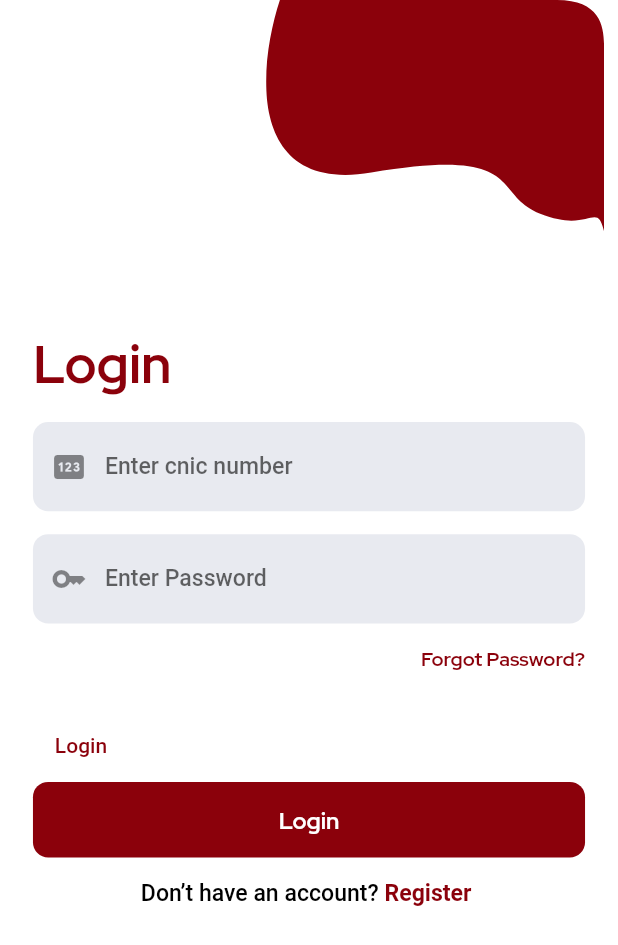
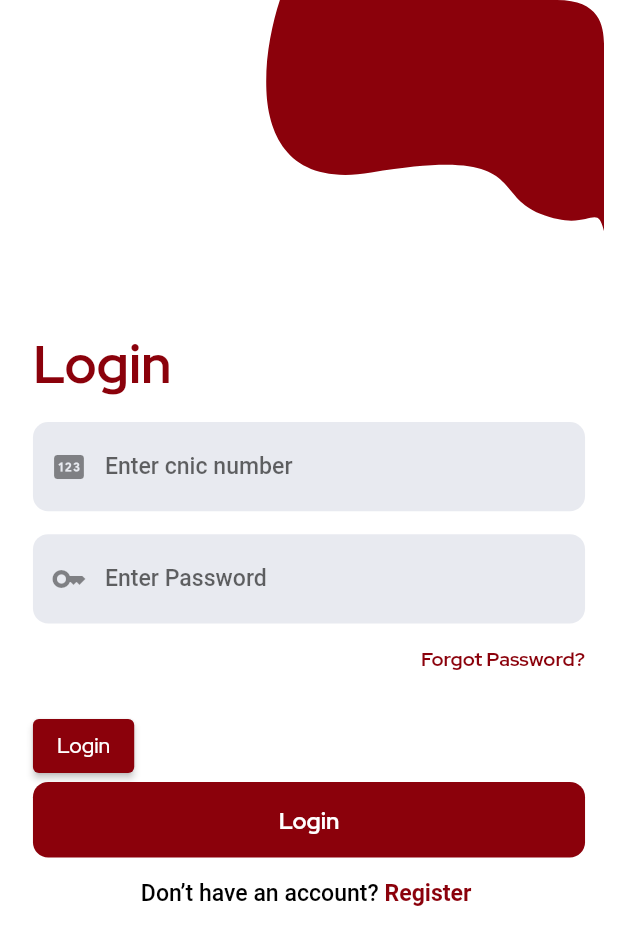
Before and after one commit to cwfaizan/nsdd, a Flutter app: the screen it shows after launch, on a phone screen of 412 x 824 dp. Shown: the top 945 px of the screen. Run offline on Flutter 3.47's test engine with Material 2 defaults, Android fonts, the phone set to English and light mode, and no system bars; our stand-ins replace connectivity, dio, flutter_screenutil, flutter_svg, google_fonts, logger and 1 more.

Commit message:
theme fixed

```diff
--- a/lib/main.dart
+++ b/lib/main.dart
@@ -1,7 +1,8 @@
 import 'package:flutter/material.dart';
 import 'package:flutter_screenutil/flutter_screenutil.dart';
+import 'package:nsdd/utils/theme_dark.dart';
+import 'package:nsdd/utils/theme_light.dart';
 import 'utils/routes.dart';
-import 'utils/theme.dart';
 
 void main() {
   WidgetsFlutterBinding.ensureInitialized();
@@ -19,8 +20,8 @@ class MyApp extends StatelessWidget {
         title: 'Flutter Demo',
         // Theme config
         themeMode: ThemeMode.system,
-        theme: appThemeData[AppTheme.Light],
-        darkTheme: appThemeData[AppTheme.Dark],
+        theme: themeDataLight,
+        darkTheme: themeDataDark,
         // Routes config
         initialRoute: RouteGenerator.login,
         onGenerateRoute: RouteGenerator.generateRoute,
--- a/lib/pages/login_page.dart
+++ b/lib/pages/login_page.dart
@@ -38,7 +38,7 @@ class _LoginPageState extends State<LoginPage> {
                   children: [
                     Text(
                       'Login',
-                      style: Theme.of(context).textTheme.headline1,
+                      style: Theme.of(context).textTheme.headline2,
                     ),
                     SizedBox(height: 15.h),
                     TextFormField(
@@ -76,10 +76,13 @@ class _LoginPageState extends State<LoginPage> {
                     SizedBox(
                       height: 25.h,
                     ),
-                    TextButton(
+                    ElevatedButton(
                       onPressed: () {},
-                      child: Text('Login'),
+                      child: const Text(
+                        'Login',
+                      ),
                     ),
+
                     Container(
                       width: double.infinity,
                       padding: EdgeInsets.symmetric(vertical: 15.h),
--- a/lib/utils/constants.dart
+++ b/lib/utils/constants.dart
@@ -1,21 +1,21 @@
 import 'package:flutter/material.dart';
 import 'package:flutter_screenutil/flutter_screenutil.dart';
 
-const Color kLightPrimary = Color(0xFF8B010B);
-const Color kLightAccent = Color(0xFFc50110);
+const Color kLightPrimaryColor = Color(0xFF8B010B);
+const Color kLightAccentColor = Color(0xFFc50110);
 const Color kLightTextColor = Colors.black;
-const Color kLightPlaceholder = Color(0xFFE8EAF0);
-const Color kLightPlaceholderText = Color(0xFFC6CAD3);
-const Color kLightBackground = Color(0xFFFFFFFF);
-const Color kLightError = Color(0xFFFF7971);
+const Color kLightPlaceholderColor = Color(0xFFE8EAF0);
+const Color kLightPlaceholderTextColor = Color(0xFFC6CAD3);
+const Color kLightBackgroundColor = Color(0xFFFFFFFF);
+const Color kLightErrorColor = Color(0xFFFF7971);
 
-const Color kDarkPrimary = Color(0xFF8B010B);
-const Color kDarkAccent = Color(0xFFc50110);
+const Color kDarkPrimaryColor = Color(0xFF8B010B);
+const Color kDarkAccentColor = Color(0xFFc50110);
 const Color kDarkTextColor = Colors.white;
-const Color kDarkPlaceholder = Color(0xFF2D3655);
-const Color kDarkPlaceholderText = Color(0xFF525C7C);
-const Color kDarkBackground = Color(0xFF2D3251);
-const Color kDarkError = Color(0xFFD0524A);
+const Color kDarkPlaceholderColor = Color(0xFF2D3655);
+const Color kDarkPlaceholderTextColor = Color(0xFF525C7C);
+const Color kDarkBackgroundColor = Color(0xFF2D3251);
+const Color kDarkErrorColor = Color(0xFFD0524A);
 
 const Duration kAnimationDuration = Duration(milliseconds: 300);
 const Curve kAnimationCurve = Curves.easeInOut;
--- a/lib/utils/theme.dart
+++ /dev/null
@@ -1,191 +0,0 @@
-// ignore_for_file: constant_identifier_names
-
-import 'package:flutter/material.dart';
-import 'package:flutter/services.dart';
-import 'package:flutter_screenutil/flutter_screenutil.dart';
-
-import 'package:google_fonts/google_fonts.dart';
-
-import 'constants.dart';
-
-enum AppTheme { Dark, Light }
-
-final Map<AppTheme, ThemeData> appThemeData = {
-  AppTheme.Dark: ThemeData.dark().copyWith(
-    primaryColor: kDarkPrimary,
-    scaffoldBackgroundColor: kDarkBackground,
-    backgroundColor: kDarkPlaceholder,
-    errorColor: kDarkError,
-    textTheme: GoogleFonts.redHatDisplayTextTheme(
-      const TextTheme().copyWith(
-        headline1: TextStyle(
-          fontSize: 48.sp,
-          color: kDarkTextColor,
-        ),
-        headline2: TextStyle(
-          fontSize: 32.sp,
-          color: kDarkTextColor,
-        ),
-        headline3: TextStyle(
-          fontSize: 24.sp,
-          color: kDarkTextColor,
-          fontWeight: FontWeight.bold,
-        ),
-        headline4: TextStyle(
-          fontSize: 24.sp,
-          color: kDarkTextColor,
-        ),
-        headline5: TextStyle(
-          fontSize: 20.sp,
-          color: kDarkTextColor,
-        ),
-        headline6: TextStyle(
-          fontSize: 16.sp,
-          color: kDarkTextColor,
-        ),
-        bodyText1: TextStyle(
-          fontSize: 12.sp,
-          color: kDarkTextColor,
-        ),
-        bodyText2: TextStyle(
-          fontSize: 14.sp,
-          color: kDarkTextColor,
-        ),
-      ),
-    ),
-    inputDecorationTheme: InputDecorationTheme(
-      border: kOutlineInputBorder,
-      enabledBorder: kOutlineInputBorder,
-      focusedBorder: kOutlineInputBorder,
-      filled: true,
-      fillColor: kLightPlaceholder,
-      contentPadding: kContentPadding,
-      hintStyle: TextStyle(
-        fontSize: 14.sp,
-        fontWeight: FontWeight.w500,
-      ),
-    ),
-    bottomNavigationBarTheme: BottomNavigationBarThemeData(
-      backgroundColor: kDarkBackground,
-      selectedItemColor: kDarkPrimary,
-      selectedIconTheme: IconThemeData(
-        color: kDarkPrimary,
-        size: 24.sp,
-      ),
-      unselectedItemColor: kDarkPlaceholderText,
-      unselectedIconTheme: IconThemeData(
-        color: kDarkPlaceholderText,
-        size: 24.sp,
-      ),
-    ),
-    appBarTheme: AppBarTheme(
-      backgroundColor: kDarkBackground,
-      elevation: 0,
-      systemOverlayStyle: SystemUiOverlayStyle.light,
-      iconTheme: const IconThemeData(
-        color: kDarkTextColor,
-      ),
-      titleTextStyle: TextStyle(
-        fontSize: 16.sp,
-        fontWeight: FontWeight.bold,
-        color: kDarkTextColor,
-      ),
-    ),
-    progressIndicatorTheme: const ProgressIndicatorThemeData(
-      refreshBackgroundColor: kDarkPlaceholder,
-    ),
-    colorScheme: const ColorScheme.dark().copyWith(
-      background: kDarkPlaceholder,
-      surface: kDarkPlaceholderText,
-      primary: kDarkPrimary,
-      secondary: kDarkAccent,
-    ),
-  ),
-  AppTheme.Light: ThemeData.light().copyWith(
-    primaryColor: kLightPrimary,
-    scaffoldBackgroundColor: kLightBackground,
-    backgroundColor: kLightPlaceholder,
-    errorColor: kLightError,
-    textTheme: GoogleFonts.redHatDisplayTextTheme(
-      const TextTheme().copyWith(
-        headline1: TextStyle(
-          fontSize: 32.sp,
-          fontWeight: FontWeight.bold,
-          color: kLightPrimary,
-        ),
-        headline2: TextStyle(
-          fontSize: 32.sp,
-          color: kLightTextColor,
-        ),
-        headline3: TextStyle(
-          fontSize: 24.sp,
-          color: kLightTextColor,
-          fontWeight: FontWeight.bold,
-        ),
-        headline4: TextStyle(
-          fontSize: 24.sp,
-          color: kLightTextColor,
-        ),
-        headline5: TextStyle(
-          fontSize: 20.sp,
-          color: kLightTextColor,
-        ),
-        headline6: TextStyle(
-          fontSize: 16.sp,
-          color: kLightTextColor,
-        ),
-        bodyText1: TextStyle(
-          fontSize: 12.sp,
-          color: kLightTextColor,
-        ),
-        bodyText2: TextStyle(
-          fontSize: 14.sp,
-          color: kLightTextColor,
-        ),
-      ),
-    ),
-    inputDecorationTheme: InputDecorationTheme(
-      border: kOutlineInputBorder,
-      enabledBorder: kOutlineInputBorder,
-      focusedBorder: kOutlineInputBorder,
-      filled: true,
-      fillColor: kLightPlaceholder,
-      contentPadding: kContentPadding,
-      hintStyle: TextStyle(
-        fontSize: 14.sp,
-        fontWeight: FontWeight.w500,
-      ),
-    ),
-    appBarTheme: AppBarTheme(
-      systemOverlayStyle: SystemUiOverlayStyle.dark,
-      backgroundColor: kLightPrimary,
-      titleTextStyle: TextStyle(
-        fontSize: 16.sp,
-        fontWeight: FontWeight.bold,
-        color: kDarkTextColor,
-      ),
-    ),
-    bottomNavigationBarTheme: BottomNavigationBarThemeData(
-      backgroundColor: kLightBackground,
-      selectedItemColor: kLightPrimary,
-      selectedIconTheme: IconThemeData(
-        color: kLightPrimary,
-        size: 24.sp,
-      ),
-      unselectedItemColor: kLightPlaceholderText,
-      unselectedIconTheme: IconThemeData(
-        color: kLightPlaceholderText,
-        size: 24.sp,
-      ),
-    ),
-    progressIndicatorTheme: const ProgressIndicatorThemeData(
-      refreshBackgroundColor: kLightPlaceholder,
-    ),
-    colorScheme: const ColorScheme.light().copyWith(
-      background: kLightPlaceholder,
-      surface: kLightPlaceholderText,
-      primary: kLightPrimary,
-      secondary: kLightAccent,
-    ),
-  )
-};
--- /dev/null
+++ b/lib/utils/theme_dark.dart
@@ -0,0 +1,107 @@
+import 'package:flutter/material.dart';
+import 'package:flutter_screenutil/flutter_screenutil.dart';
+import 'package:google_fonts/google_fonts.dart';
+import 'constants.dart';
+
+final themeDataDark = ThemeData.dark().copyWith(
+  primaryColor: kDarkPrimaryColor,
+  scaffoldBackgroundColor: kDarkBackgroundColor,
+  backgroundColor: kDarkPlaceholderColor,
+  errorColor: kDarkErrorColor,
+  textTheme: GoogleFonts.redHatDisplayTextTheme(
+    const TextTheme().copyWith(
+      headline1: TextStyle(
+        fontSize: 48.sp,
+        color: kDarkTextColor,
+      ),
+      headline2: TextStyle(
+        fontSize: 32.sp,
+        fontWeight: FontWeight.bold,
+        color: kLightPrimaryColor,
+      ),
+      headline3: TextStyle(
+        fontSize: 24.sp,
+        color: kDarkTextColor,
+        fontWeight: FontWeight.bold,
+      ),
+      headline4: TextStyle(
+        fontSize: 24.sp,
+        color: kDarkTextColor,
+      ),
+      headline5: TextStyle(
+        fontSize: 20.sp,
+        color: kDarkTextColor,
+      ),
+      headline6: TextStyle(
+        fontSize: 16.sp,
+        color: kDarkTextColor,
+      ),
+      bodyText1: TextStyle(
+        fontSize: 12.sp,
+        color: kDarkTextColor,
+      ),
+      bodyText2: TextStyle(
+        fontSize: 14.sp,
+        color: kDarkTextColor,
+      ),
+    ),
+  ),
+  inputDecorationTheme: InputDecorationTheme(
+    border: kOutlineInputBorder,
+    enabledBorder: kOutlineInputBorder,
+    focusedBorder: kOutlineInputBorder,
+    filled: true,
+    fillColor: kLightPlaceholderColor,
+    contentPadding: kContentPadding,
+    hintStyle: TextStyle(
+      fontSize: 14.sp,
+      fontWeight: FontWeight.w500,
+    ),
+  ),
+  elevatedButtonTheme: ElevatedButtonThemeData(
+    style: ElevatedButton.styleFrom(
+      // side: BorderSide(color: borderColor),
+      // backgroundColor: orangeColor,
+      padding: EdgeInsets.symmetric(vertical: 17.h),
+      textStyle: TextStyle(
+        fontSize: 16.sp,
+        fontWeight: FontWeight.w600,
+      ),
+    ),
+  ),
+  // bottomNavigationBarTheme: BottomNavigationBarThemeData(
+  //   backgroundColor: kDarkBackgroundColor,
+  //   selectedItemColor: kDarkPrimaryColor,
+  //   selectedIconTheme: IconThemeData(
+  //     color: kDarkPrimaryColor,
+  //     size: 24.sp,
+  //   ),
+  //   unselectedItemColor: kDarkPlaceholderTextColor,
+  //   unselectedIconTheme: IconThemeData(
+  //     color: kDarkPlaceholderTextColor,
+  //     size: 24.sp,
+  //   ),
+  // ),
+  // appBarTheme: AppBarTheme(
+  //   backgroundColor: kDarkBackgroundColor,
+  //   elevation: 0,
+  //   systemOverlayStyle: SystemUiOverlayStyle.light,
+  //   iconTheme: const IconThemeData(
+  //     color: kDarkTextColor,
+  //   ),
+  //   titleTextStyle: TextStyle(
+  //     fontSize: 16.sp,
+  //     fontWeight: FontWeight.bold,
+  //     color: kDarkTextColor,
+  //   ),
+  // ),
+  progressIndicatorTheme: const ProgressIndicatorThemeData(
+    refreshBackgroundColor: kDarkPlaceholderColor,
+  ),
+  colorScheme: const ColorScheme.dark().copyWith(
+    background: kDarkPlaceholderColor,
+    surface: kDarkPlaceholderTextColor,
+    primary: kDarkPrimaryColor,
+    secondary: kDarkAccentColor,
+  ),
+);
--- /dev/null
+++ b/lib/utils/theme_light.dart
@@ -0,0 +1,94 @@
+import 'package:flutter/material.dart';
+import 'package:flutter_screenutil/flutter_screenutil.dart';
+import 'package:google_fonts/google_fonts.dart';
+import 'constants.dart';
+
+final themeDataLight = ThemeData.light().copyWith(
+  primaryColor: kLightPrimaryColor,
+  scaffoldBackgroundColor: kLightBackgroundColor,
+  backgroundColor: kLightPlaceholderColor,
+  errorColor: kLightErrorColor,
+  textTheme: GoogleFonts.redHatDisplayTextTheme(
+    const TextTheme().copyWith(
+      headline1: TextStyle(
+        fontSize: 48.sp,
+        fontWeight: FontWeight.bold,
+        color: kLightPrimaryColor,
+      ),
+      headline2: TextStyle(
+        fontSize: 32.sp,
+        fontWeight: FontWeight.bold,
+        color: kLightPrimaryColor,
+      ),
+      headline3: TextStyle(
+        fontSize: 24.sp,
+        color: kLightTextColor,
+        fontWeight: FontWeight.bold,
+      ),
+      headline4: TextStyle(
+        fontSize: 24.sp,
+        color: kLightTextColor,
+      ),
+      headline5: TextStyle(
+        fontSize: 20.sp,
+        color: kLightTextColor,
+      ),
+      headline6: TextStyle(
+        fontSize: 16.sp,
+        color: kLightTextColor,
+      ),
+      bodyText1: TextStyle(
+        fontSize: 12.sp,
+        color: kLightTextColor,
+      ),
+      bodyText2: TextStyle(
+        fontSize: 14.sp,
+        color: kLightTextColor,
+      ),
+      button: TextStyle(),
+    ),
+  ),
+  inputDecorationTheme: InputDecorationTheme(
+    border: kOutlineInputBorder,
+    enabledBorder: kOutlineInputBorder,
+    focusedBorder: kOutlineInputBorder,
+    filled: true,
+    fillColor: kLightPlaceholderColor,
+    contentPadding: kContentPadding,
+    hintStyle: TextStyle(
+      fontSize: 14.sp,
+      fontWeight: FontWeight.w500,
+    ),
+  ),
+  // appBarTheme: AppBarTheme(
+  //   systemOverlayStyle: SystemUiOverlayStyle.dark,
+  //   backgroundColor: kLightPrimaryColor,
+  //   titleTextStyle: TextStyle(
+  //     fontSize: 16.sp,
+  //     fontWeight: FontWeight.bold,
+  //     color: kDarkTextColor,
+  //   ),
+  // ),
+  // bottomNavigationBarTheme: BottomNavigationBarThemeData(
+  //   backgroundColor: kLightBackgroundColor,
+  //   selectedItemColor: kLightPrimaryColor,
+  //   selectedIconTheme: IconThemeData(
+  //     color: kLightPrimaryColor,
+  //     size: 24.sp,
+  //   ),
+  //   unselectedItemColor: kLightPlaceholderTextColor,
+  //   unselectedIconTheme: IconThemeData(
+  //     color: kLightPlaceholderTextColor,
+  //     size: 24.sp,
+  //   ),
+  // ),
+  // progressIndicatorTheme: const ProgressIndicatorThemeData(
+  //   refreshBackgroundColor: kLightPlaceholderColor,
+  // ),
+  colorScheme: const ColorScheme.light().copyWith(
+    background: kLightPlaceholderColor,
+    surface: kLightPlaceholderTextColor,
+    primary: kLightPrimaryColor,
+    secondary: kLightAccentColor,
+  ),
+);
```
